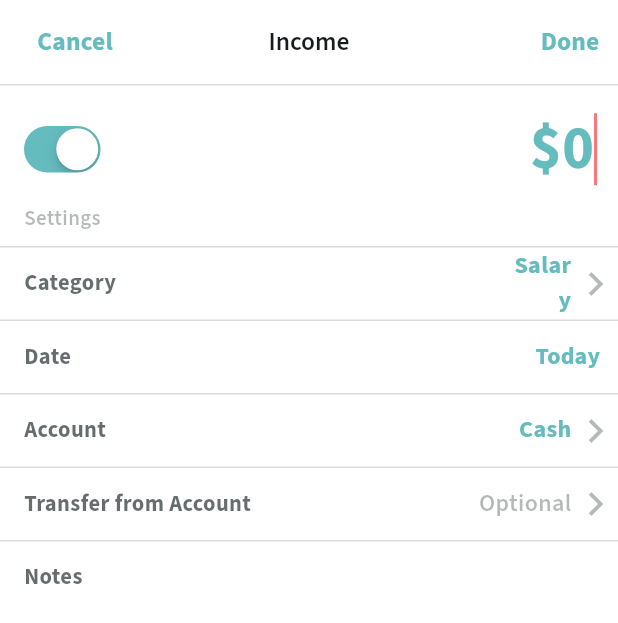
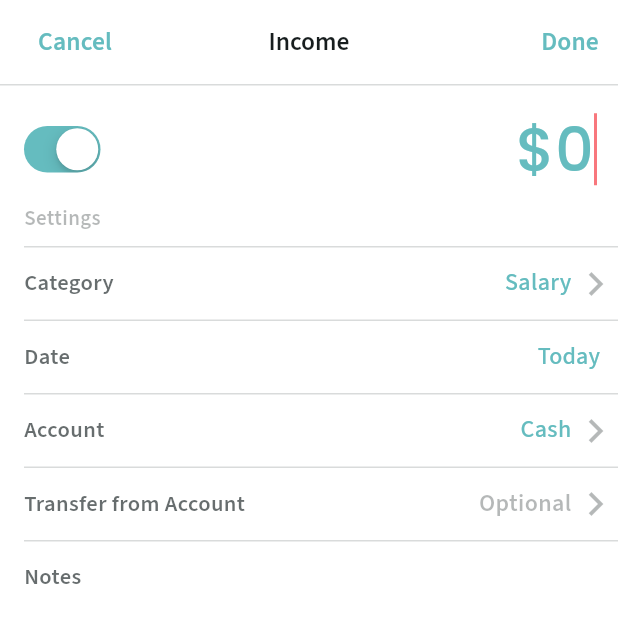
Before and after one commit to CherednychenkoIhor/cash_new_revenue, a Flutter app: the screen it shows after launch, on a phone screen of 412 x 824 dp. Shown: the top 623 px of the screen. Run offline on Flutter 3.47's test engine with Material 2 defaults, Android fonts, the phone set to English and light mode, and no system bars; our stand-ins replace google_fonts.

Commit message:
changed indent (Divider), fonts, new button handling (CupertinoSwitch) from salary to food and Income to Expense, explored lifting state up, simple refactor code

```diff
--- a/lib/settings/salary.dart
+++ b/lib/settings/salary.dart
@@ -20,7 +20,7 @@ class Salary extends StatelessWidget {
           mainAxisAlignment: MainAxisAlignment.end,
           children: [
             SizedBox(
-              width: 46,
+              width: 47,
               child: GestureDetector(
                 onTap: () {},
                 child: Text(
@@ -29,19 +29,6 @@ class Salary extends StatelessWidget {
                   style: sfProText16,
                 ),
               ),
-              // width: 61,
-              // TextButton(
-              //   style: const ButtonStyle(
-              //   ),
-              //   onPressed: () {},
-              //   child: Text(salary, style: sfProText16),
-              // ),
-
-              // width: 46,
-              // GestureDetector(
-              //   onTap: (){},
-              //   child: Text(salary, style: sfProText16),
-              // ),
             ),
             SizedBox(
               width: 31,
@@ -52,17 +39,6 @@ class Salary extends StatelessWidget {
                 tooltip: category,
               ),
             ),
-
-            // SizedBox(
-            //   width: 27,
-            //   child: IconButton(
-            //     onPressed: () {},
-            //     icon: navigNext,
-            //     //padding: const EdgeInsets.only(top: 13, bottom: 13),
-            //     tooltip: category,
-            //     alignment: Alignment.bottomCenter,
-            //   ),
-            // ),
           ],
         ),
       ],
--- a/lib/utils/colors.dart
+++ b/lib/utils/colors.dart
@@ -11,3 +11,4 @@ const Color trackColor = Color(0xfff8777d);
 const Color settingsColor = Color(0xB0232C2D);
 const Color optionalColor = Color(0x56232C2D);
 const Color containerColor = Color(0x90D2D5DB);
+const Color dividerColor = Color(0x2c232c2d);
--- a/lib/utils/const.dart
+++ b/lib/utils/const.dart
@@ -1,3 +1,4 @@
+import 'package:cash_new_revenue/utils/colors.dart';
 import 'package:flutter/material.dart';
 
 const Icon navigNext = Icon(Icons.navigate_next, color: Color(0x56232C2D), size: 32,);
@@ -5,5 +6,6 @@ const Icon cancel = Icon(Icons.backspace_outlined, color: Color(0xFF000000));
 
 const Divider divider = Divider(
   height: 1,
-  color: Color(0x2c232c2d),
+  color: dividerColor,
+  indent: 16,
 );
--- a/lib/utils/fonts.dart
+++ b/lib/utils/fonts.dart
@@ -3,19 +3,19 @@ import 'package:google_fonts/google_fonts.dart';
 import 'package:cash_new_revenue/utils/colors.dart';
 
 TextStyle sfProText17 = GoogleFonts.sourceSansPro(
-    fontSize: 17, fontWeight: FontWeight.w700, color: primary);
+    fontSize: 17, fontWeight: FontWeight.w600, color: primary);
 
 TextStyle sfProText25 = GoogleFonts.sourceSansPro(
-    fontSize: 25, fontWeight: FontWeight.w700, color: number);
+    fontSize: 25, fontWeight: FontWeight.w600, color: number);
 
 TextStyle sfProText10 = GoogleFonts.sourceSansPro(
-    fontSize: 10, fontWeight: FontWeight.w700, color: number);
+    fontSize: 10, fontWeight: FontWeight.w600, color: number);
 
 TextStyle sfProText15 = GoogleFonts.sourceSansPro(
-    fontSize: 15, fontWeight: FontWeight.w700, color: settingsColor);
+    fontSize: 15, fontWeight: FontWeight.w600, color: settingsColor);
 
 TextStyle sfProText16 = GoogleFonts.sourceSansPro(
-    fontSize: 16, fontWeight: FontWeight.w700, color: primary);
+    fontSize: 16, fontWeight: FontWeight.w500, color: primary);
 
 BoxDecoration boxDecoration = BoxDecoration(
   color: colorDecorationBox,
--- a/lib/utils/string.dart
+++ b/lib/utils/string.dart
@@ -1,4 +1,5 @@
 const String income = 'Income';
+const String expense = 'Expense';
 const String settings = 'Settings';
 const String cansel = 'Cancel';
 const String account = 'Account';
@@ -7,6 +8,7 @@ const String date = 'Date';
 const String today = 'Today';
 const String category = 'Category';
 const String salary = 'Salary';
+const String food = 'Food & Restaurants';
 const String transfer = 'Transfer from Account';
 const String optional = 'Optional';
 const String notes = 'Notes';
--- a/lib/widgets/home_page.dart
+++ b/lib/widgets/home_page.dart
@@ -1,18 +1,30 @@
 import 'package:cash_new_revenue/utils/fonts.dart';
 import 'package:cash_new_revenue/utils/string.dart';
-import 'package:cash_new_revenue/widgets/switch.dart';
 import 'package:cash_new_revenue/settings/optional.dart';
 import 'package:cash_new_revenue/settings/cash.dart';
 import 'package:cash_new_revenue/settings/date.dart';
-import 'package:cash_new_revenue/settings/salary.dart';
 import 'package:cash_new_revenue/widgets/numbers.dart';
 import 'package:cash_new_revenue/utils/colors.dart';
 import 'package:cash_new_revenue/utils/const.dart';
+import 'package:cash_new_revenue/widgets/switch.dart';
 import 'package:flutter/material.dart';
 import 'package:google_fonts/google_fonts.dart';
 
-class HomePage extends StatelessWidget {
+class HomePage extends StatefulWidget {
   const HomePage({Key? key}) : super(key: key);
+
+  @override
+  State<HomePage> createState() => _HomePageState();
+}
+
+class _HomePageState extends State<HomePage> {
+  bool isOn = true;
+
+  void updateIsOn() {
+    setState(() {
+      isOn = !isOn;
+    });
+  }
 
   @override
   Widget build(BuildContext context) {
@@ -26,7 +38,7 @@ class HomePage extends StatelessWidget {
         leadingWidth: 100,
         centerTitle: true,
         title: Text(
-          income,
+          isOn ? income : expense,
           style: GoogleFonts.sourceSansPro(
             textStyle: const TextStyle(
               fontSize: 17,
@@ -42,13 +54,11 @@ class HomePage extends StatelessWidget {
         ],
       ),
       body: Container(
-        // padding: const EdgeInsets.only(top: 30),
         color: colorHomePage,
         child: Column(
           children: [
-            // const MiniAppBar(),
-            divider,
-            const SwitchWidget(),
+            const Divider(height: 1, color: dividerColor),
+            SwitchWidget(isOn: isOn, updateIsOn: updateIsOn),
             Row(
               mainAxisAlignment: MainAxisAlignment.start,
               children: [
@@ -69,7 +79,37 @@ class HomePage extends StatelessWidget {
               ],
             ),
             divider,
-            const Salary(),
+            Row(
+              mainAxisAlignment: MainAxisAlignment.spaceBetween,
+              children: [
+                Container(
+                  margin: const EdgeInsets.only(left: 16),
+                  child: Text(category, style: sfProText15),
+                ),
+                Row(
+                  mainAxisAlignment: MainAxisAlignment.end,
+                  children: [
+                    GestureDetector(
+                      onTap: () {},
+                      child: Text(
+                        isOn ? salary : food,
+                        textAlign: TextAlign.end,
+                        style: sfProText16,
+                      ),
+                    ),
+                    SizedBox(
+                      width: 31,
+                      child: IconButton(
+                        onPressed: () {},
+                        icon: navigNext,
+                        padding: const EdgeInsets.only(top: 4, bottom: 4),
+                        tooltip: category,
+                      ),
+                    ),
+                  ],
+                ),
+              ],
+            ),
             divider,
             const Date(),
             divider,
--- a/lib/widgets/switch.dart
+++ b/lib/widgets/switch.dart
@@ -1,18 +1,17 @@
 import 'package:cash_new_revenue/utils/colors.dart';
 import 'package:cash_new_revenue/utils/string.dart';
 import 'package:flutter/cupertino.dart';
-import 'package:flutter/material.dart';
 import 'package:google_fonts/google_fonts.dart';
 
-class SwitchWidget extends StatefulWidget {
-  const SwitchWidget({Key? key}) : super(key: key);
+class SwitchWidget extends StatelessWidget {
+  final bool isOn;
+  final Function updateIsOn;
 
-  @override
-  State<SwitchWidget> createState() => _SwitchWidgetState();
-}
-
-class _SwitchWidgetState extends State<SwitchWidget> {
-  bool isOn = true;
+  const SwitchWidget({
+    Key? key,
+    required this.isOn,
+    required this.updateIsOn,
+  }) : super(key: key);
 
   @override
   Widget build(BuildContext context) {
@@ -27,27 +26,23 @@ class _SwitchWidgetState extends State<SwitchWidget> {
               trackColor: trackColor,
               value: isOn,
               onChanged: (_isOn) {
-                setState(
-                  () {
-                    isOn = _isOn;
-                  },
-                );
+                updateIsOn();
               },
               activeColor: primary,
             ),
           ),
           Row(
-              mainAxisAlignment: MainAxisAlignment.end,
-              mainAxisSize: MainAxisSize.min,
+            mainAxisAlignment: MainAxisAlignment.end,
+            mainAxisSize: MainAxisSize.min,
             children: [
               getMinus,
               Text(
                 zero,
                 textAlign: TextAlign.end,
-                style: GoogleFonts.sourceSansPro(
+                style: GoogleFonts.poppins(
                   textStyle: TextStyle(
                     fontSize: 40,
-                    fontWeight: FontWeight.bold,
+                    fontWeight: FontWeight.w500,
                     color: isOn ? primary : trackColor,
                   ),
                 ),
@@ -76,7 +71,7 @@ class _SwitchWidgetState extends State<SwitchWidget> {
             style: GoogleFonts.sourceSansPro(
               textStyle: const TextStyle(
                 fontSize: 40,
-                fontWeight: FontWeight.bold,
+                fontWeight: FontWeight.w700,
                 color: trackColor,
               ),
             ),
```
